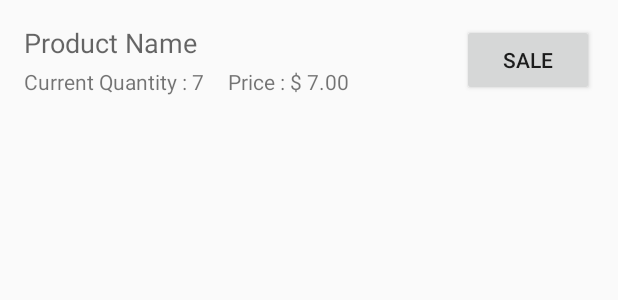
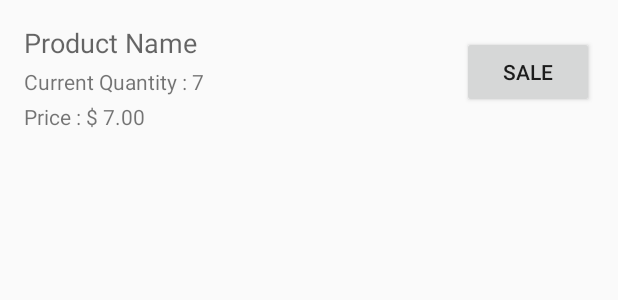
Before and after one commit to reshaud/InventoryApp, an Android app: the layout list_item_layout.xml on its own in the app's theme, with its tools: preview values and no code run, on a phone screen of 412 x 824 dp. Shown: the top 300 px of the screen. Run offline under Robolectric (Android 15) with nearby library versions, the phone set to English and light mode, and no system bars.

Commit message:
Update to list item layout

```diff
--- a/app/src/main/java/com/example/android/inventoryapp/EditorActivity.java
+++ b/app/src/main/java/com/example/android/inventoryapp/EditorActivity.java
@@ -41,7 +41,6 @@ public class EditorActivity extends AppCompatActivity implements LoaderManager.L
 
     private static final int PICK_PHOTO_FOR_PRODUCT = 0;
     private static final int CURSOR_LOADER_ID = 0;
-    private static final String LOG_TAG = CatalogActivity.class.getSimpleName();
     private EditText mProductName;
     private EditText mDescription;
     private EditText mOrderQuantity;
--- a/app/src/main/res/layout/list_item_layout.xml
+++ b/app/src/main/res/layout/list_item_layout.xml
@@ -33,8 +33,8 @@
         android:layout_width="wrap_content"
         android:layout_height="wrap_content"
         android:layout_marginTop="4dp"
-        app:layout_constraintLeft_toRightOf="@id/current_quantity"
-        app:layout_constraintTop_toBottomOf="@id/list_product"
+        app:layout_constraintLeft_toLeftOf="parent"
+        app:layout_constraintTop_toBottomOf="@id/current_quantity"
         tools:text="Price : $ 7.00" />
 
     <Button
@@ -42,10 +42,13 @@
         style="@style/MarginStyle"
         android:layout_width="wrap_content"
         android:layout_height="wrap_content"
-        android:layout_marginTop="@dimen/button_margin"
+        android:layout_marginBottom="16dp"
+        android:layout_marginRight="16dp"
+        android:layout_marginTop="8dp"
         android:focusable="false"
         android:text="@string/sale"
+        app:layout_constraintBottom_toBottomOf="@id/price"
         app:layout_constraintRight_toRightOf="parent"
-        app:layout_constraintTop_toTopOf="parent" />
+        app:layout_constraintTop_toTopOf="@+id/list_product" />
 
 </android.support.constraint.ConstraintLayout>
```
